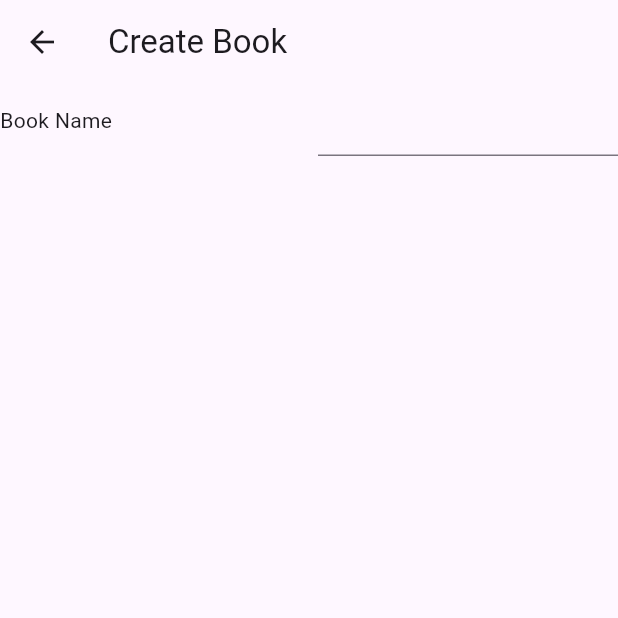
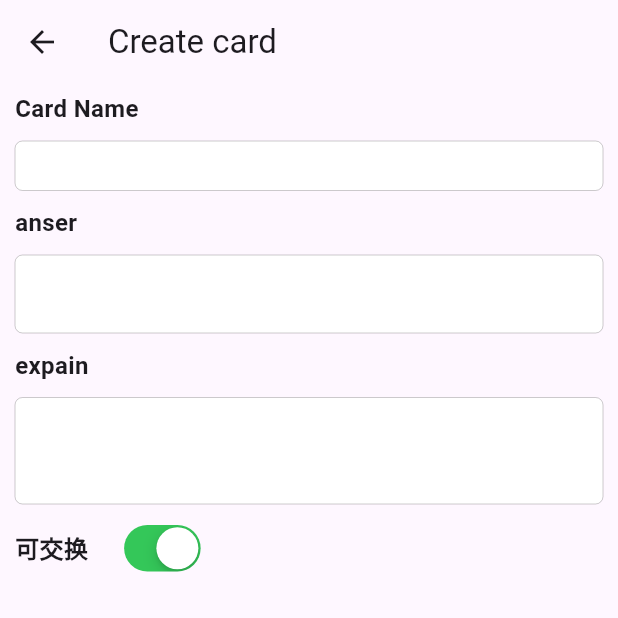
Before and after one commit to blensmile/DailyRemember, a Flutter app: the CreateCardPage screen opened directly, on a phone screen of 412 x 824 dp, the top half of it. Run offline on Flutter 3.47's test engine with Material 3 defaults, Android fonts, the phone set to English and light mode, and no system bars; our stand-ins replace sqflite; accounts and stored records are empty.

Commit message:
add card page

```diff
--- a/lib/pages/create_page.dart
+++ b/lib/pages/create_page.dart
@@ -1,5 +1,6 @@
 
 import 'package:daily_reminder/tools/route_helper.dart';
+import 'package:flutter/cupertino.dart';
 import 'package:flutter/material.dart';
 
 import '../views/dialogs.dart';
@@ -53,8 +54,11 @@ class CreateCardPage extends StatefulWidget {
 class _CreateCardPageState extends State<CreateCardPage> {
 
   bool isEdited=false;
+  int buildTime=0;
+  bool isChangeable = true;
   late TextEditingController titleController, contentController, descriptionController;
   late FocusNode titleNode, contentNode,descriptionNode;
+  late TextStyle nameStyle,editStyle;
 
   @override
   void initState() {
@@ -65,6 +69,8 @@ class _CreateCardPageState extends State<CreateCardPage> {
     titleNode = FocusNode();
     contentNode = FocusNode();
     descriptionNode = FocusNode();
+    nameStyle = TextStyle(fontSize: 16,fontWeight: FontWeight.bold);
+    editStyle = TextStyle(fontSize: 16);
   }
 
   @override
@@ -79,11 +85,12 @@ class _CreateCardPageState extends State<CreateCardPage> {
   }
   @override
   Widget build(BuildContext context) {
-    return  PopScope(
+    buildTime++;
+    return PopScope(
         canPop: false,
         child:Scaffold(
             appBar: AppBar(
-                title: const Text("Create Book"),
+                title: const Text("Create card"),
                 leading: IconButton(
                   icon: const Icon(Icons.arrow_back),
                   onPressed: (){
@@ -98,27 +105,63 @@ class _CreateCardPageState extends State<CreateCardPage> {
                   },
                 )
             ),
-            body:Column(
+            body:SingleChildScrollView(child:GestureDetector(
+              behavior: HitTestBehavior.opaque,
+              onTap: (){
+                FocusScope.of(context).requestFocus(FocusNode());
+              },
+              child: Column(
+                  mainAxisAlignment: MainAxisAlignment.start,
+                  crossAxisAlignment: CrossAxisAlignment.start,
                   children: [
+                      Padding(padding:EdgeInsets.only(left:10,top: 5),
+                        child:Text("Card Name",style: nameStyle,),
+                      ),
+                      Container(
+                        width: double.infinity,
+                        padding: const EdgeInsets.all(10,),
+                        child: CupertinoTextField(
+                          controller: titleController,focusNode: titleNode,
+                          minLines: 1,
+                          maxLines: 2,
+                          style: editStyle,
+                        ),
+                      ),
+                    Padding(padding:EdgeInsets.only(left:10,),child:Text('anser',style: nameStyle,),),
+                    Container(
+                      width: double.infinity,
+                      padding: const EdgeInsets.all(10,),
+                      child:CupertinoTextField(
+                        controller: contentController,focusNode:contentNode,
+                        minLines: 2,
+                        maxLines: 4,
+                        style: editStyle,
+                      ),
+                    ),
+                    Padding(padding:EdgeInsets.only(left:10,),
+                      child:Text('expain',style: nameStyle,),
+                    ),
+                    Container(
+                      width: double.infinity,
+                      padding: const EdgeInsets.all(10),
+                      child:CupertinoTextField(
+                        controller: descriptionController,focusNode: descriptionNode,
+                        minLines: 3,
+                        maxLines: 6,
+                        style: editStyle,
+                      ),
+                    ),
                     Row(
-                      mainAxisAlignment: MainAxisAlignment.spaceBetween,
                       children: [
-                      const Text("Book Name"),
-                      Container(
-                        width: 200,
-                        // decoration: BoxDecoration(
-                        //   border: BoxBorder(
-                        //     borderSide: BorderSide(color: Colors.white),
-                        //   ),
-                        // ),
-                        child: TextField(
-                         controller: titleController,focusNode: titleNode,
-                        ),
-                      )
-                    ],)
+                        SizedBox(width: 10,),
+                        Text('可交换',style: nameStyle,),
+                        SizedBox(width: 20,),
+                        CupertinoSwitch(value: isChangeable, onChanged: (b){isChangeable=b;setState(() {
+                        });})
+                      ],),
                   ]
               ),
-        )
+        ),),),
     );
   }
 }
--- a/pubspec.yaml
+++ b/pubspec.yaml
@@ -38,6 +38,7 @@ dependencies:
   path_provider: ^2.0.3
   sqflite: ^2.3.3
   path: ^1.8.0
+  flutter_ankidroid: ^0.8.1
 
 dev_dependencies:
   flutter_test:
```
Also changed, not shown: lib/pages/home_page.dart (+39 -13 lines).
